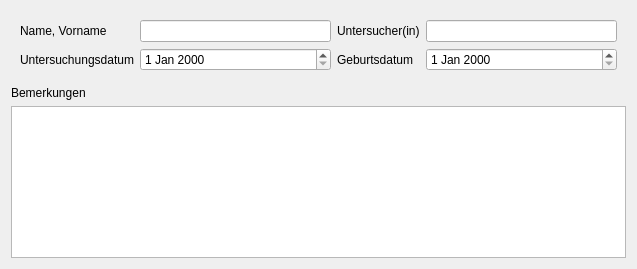
The window that source/MetaData/MetaDataWidget.ui (mandlm/ESGRAF48) describes before a commit, drawn with Qt 5.
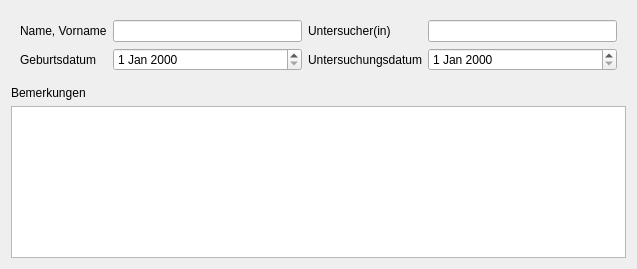
The same window after the commit.

Commit message: switched date controls

Diff of the .ui file:
```diff
--- a/source/MetaData/MetaDataWidget.ui
+++ b/source/MetaData/MetaDataWidget.ui
@@ -17,7 +17,7 @@
    <item>
     <widget class="QWidget" name="upperArea" native="true">
      <layout class="QGridLayout" name="gridLayout">
-      <item row="2" column="0">
+      <item row="2" column="2">
        <widget class="QLabel" name="dateOfTestLabel">
         <property name="text">
          <string>Untersuchungsdatum</string>
@@ -27,7 +27,7 @@
       <item row="1" column="1">
        <widget class="QLineEdit" name="participantLineEdit"/>
       </item>
-      <item row="2" column="2">
+      <item row="2" column="0">
        <widget class="QLabel" name="dateOfBirthLabel">
         <property name="text">
          <string>Geburtsdatum</string>
@@ -51,10 +51,10 @@
         </property>
        </widget>
       </item>
-      <item row="2" column="1">
-       <widget class="QDateEdit" name="dateOfTestDateEdit"/>
-      </item>
       <item row="2" column="3">
+       <widget class="QDateEdit" name="dateOfTestDateEdit"/>
+      </item>
+      <item row="2" column="1">
        <widget class="QDateEdit" name="dateOfBirthDateEdit"/>
       </item>
      </layout>
```
